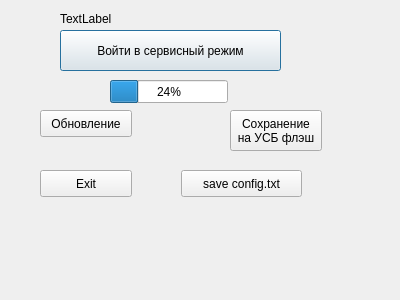
Above: dialogService.ui from RW9UAO/nsk-v3 before the change. Below: the same form after it.
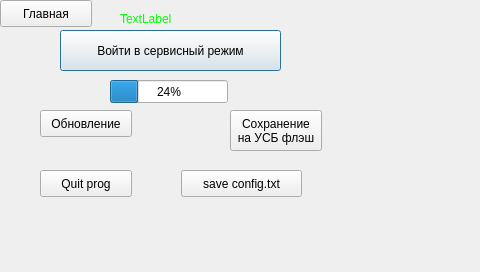
That is the form after the change.

What changed in the file:
```diff
--- a/dialogService.ui
+++ b/dialogService.ui
@@ -6,8 +6,8 @@
    <rect>
     <x>0</x>
     <y>0</y>
-    <width>400</width>
-    <height>300</height>
+    <width>480</width>
+    <height>272</height>
    </rect>
   </property>
   <property name="windowTitle">
@@ -56,12 +56,15 @@
   <widget class="QLabel" name="label">
    <property name="geometry">
     <rect>
-     <x>60</x>
+     <x>120</x>
      <y>10</y>
      <width>221</width>
      <height>17</height>
     </rect>
    </property>
+   <property name="styleSheet">
+    <string notr="true">color: rgb(0, 255, 0);</string>
+   </property>
    <property name="text">
     <string>TextLabel</string>
    </property>
@@ -76,7 +79,7 @@
     </rect>
    </property>
    <property name="text">
-    <string>Exit</string>
+    <string>Quit prog</string>
    </property>
   </widget>
   <widget class="QPushButton" name="pushButton_2">
@@ -105,6 +108,19 @@
     <number>24</number>
    </property>
   </widget>
+  <widget class="QPushButton" name="pushButton_3">
+   <property name="geometry">
+    <rect>
+     <x>0</x>
+     <y>0</y>
+     <width>92</width>
+     <height>27</height>
+    </rect>
+   </property>
+   <property name="text">
+    <string>Главная</string>
+   </property>
+  </widget>
  </widget>
  <resources/>
  <connections/>
```
